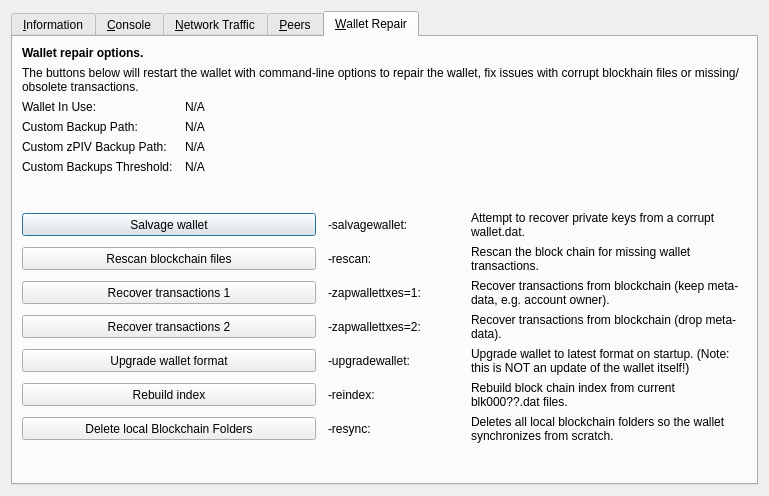
This is src/qt/forms/rpcconsole.ui in RapidsOfficial/Rapids as Qt 5 draws it before an edit. The edited form follows.
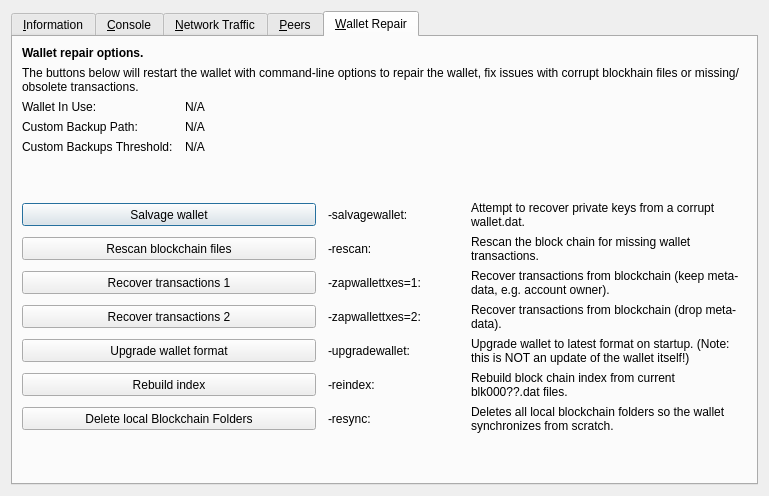
This is the edited form. The open tabs and pages were chosen to show the change. Icons and pictures are not drawn. Custom widgets are drawn as their Qt base class.

```diff
--- a/src/qt/forms/rpcconsole.ui
+++ b/src/qt/forms/rpcconsole.ui
@@ -1328,35 +1328,6 @@
         </widget>
        </item>
        <item row="4" column="0">
-        <widget class="QLabel" name="wallet_customzpivbackuppath_label">
-         <property name="visible">
-          <bool>false</bool>
-         </property>
-         <property name="text">
-          <string>Custom zPIV Backup Path:</string>
-         </property>
-        </widget>
-       </item>
-       <item row="4" column="1" colspan="3">
-        <widget class="QLabel" name="wallet_customzpivbackuppath">
-         <property name="cursor">
-          <cursorShape>IBeamCursor</cursorShape>
-         </property>
-         <property name="visible">
-          <bool>false</bool>
-         </property>
-         <property name="text">
-          <string>N/A</string>
-         </property>
-         <property name="textFormat">
-          <enum>Qt::PlainText</enum>
-         </property>
-         <property name="textInteractionFlags">
-          <set>Qt::LinksAccessibleByMouse|Qt::TextSelectableByKeyboard|Qt::TextSelectableByMouse</set>
-         </property>
-        </widget>
-       </item>
-       <item row="5" column="0">
         <widget class="QLabel" name="wallet_custombackupthreshold_label">
          <property name="visible">
           <bool>false</bool>
@@ -1366,7 +1337,7 @@
          </property>
         </widget>
        </item>
-       <item row="5" column="1" colspan="3">
+       <item row="4" column="1" colspan="3">
         <widget class="QLabel" name="wallet_custombackupthreshold">
          <property name="cursor">
           <cursorShape>IBeamCursor</cursorShape>
@@ -1385,7 +1356,7 @@
          </property>
         </widget>
        </item>
-       <item row="6" column="0">
+       <item row="5" column="0">
         <spacer name="verticalSpacer_repair1">
          <property name="orientation">
           <enum>Qt::Vertical</enum>
@@ -1398,7 +1369,7 @@
          </property>
         </spacer>
        </item>
-       <item row="7" column="0" colspan="2">
+       <item row="6" column="0" colspan="2">
         <widget class="QPushButton" name="btn_salvagewallet">
          <property name="minimumSize">
           <size>
@@ -1411,14 +1382,14 @@
          </property>
         </widget>
        </item>
-       <item row="7" column="2">
+       <item row="6" column="2">
         <widget class="QLabel" name="label_repair_salvage_command">
          <property name="text">
           <string notr="true">-salvagewallet:</string>
          </property>
         </widget>
        </item>
-       <item row="7" column="3">
+       <item row="6" column="3">
         <widget class="QLabel" name="label_repair_salvage">
          <property name="text">
           <string>Attempt to recover private keys from a corrupt wallet.dat.</string>
@@ -1428,7 +1399,7 @@
          </property>
         </widget>
        </item>
-       <item row="8" column="0" colspan="2">
+       <item row="7" column="0" colspan="2">
         <widget class="QPushButton" name="btn_rescan">
          <property name="minimumSize">
           <size>
@@ -1441,14 +1412,14 @@
          </property>
         </widget>
        </item>
-       <item row="8" column="2">
+       <item row="7" column="2">
         <widget class="QLabel" name="label_repair_rescan_command">
          <property name="text">
           <string notr="true">-rescan:</string>
          </property>
         </widget>
        </item>
-       <item row="8" column="3">
+       <item row="7" column="3">
         <widget class="QLabel" name="label_repair_rescan">
          <property name="text">
           <string>Rescan the block chain for missing wallet transactions.</string>
@@ -1458,7 +1429,7 @@
          </property>
         </widget>
        </item>
-       <item row="9" column="0" colspan="2">
+       <item row="8" column="0" colspan="2">
         <widget class="QPushButton" name="btn_zapwallettxes1">
          <property name="minimumSize">
           <size>
@@ -1471,14 +1442,14 @@
          </property>
         </widget>
        </item>
-       <item row="9" column="2">
+       <item row="8" column="2">
         <widget class="QLabel" name="label_repair_zap1_command">
          <property name="text">
           <string notr="true">-zapwallettxes=1:</string>
          </property>
         </widget>
        </item>
-       <item row="9" column="3">
+       <item row="8" column="3">
         <widget class="QLabel" name="label_repair_zap1">
          <property name="text">
           <string>Recover transactions from blockchain (keep meta-data, e.g. account owner).</string>
@@ -1488,7 +1459,7 @@
          </property>
         </widget>
        </item>
-       <item row="10" column="0" colspan="2">
+       <item row="9" column="0" colspan="2">
         <widget class="QPushButton" name="btn_zapwallettxes2">
          <property name="minimumSize">
           <size>
@@ -1501,14 +1472,14 @@
          </property>
         </widget>
        </item>
-       <item row="10" column="2">
+       <item row="9" column="2">
         <widget class="QLabel" name="label_repair_zap2_command">
          <property name="text">
           <string notr="true">-zapwallettxes=2:</string>
          </property>
         </widget>
        </item>
-       <item row="10" column="3">
+       <item row="9" column="3">
         <widget class="QLabel" name="label_repair_zap2">
          <property name="text">
           <string>Recover transactions from blockchain (drop meta-data).</string>
@@ -1518,7 +1489,7 @@
          </property>
         </widget>
        </item>
-       <item row="11" column="0" colspan="2">
+       <item row="10" column="0" colspan="2">
         <widget class="QPushButton" name="btn_upgradewallet">
          <property name="minimumSize">
           <size>
@@ -1531,14 +1502,14 @@
          </property>
         </widget>
        </item>
-       <item row="11" column="2">
+       <item row="10" column="2">
         <widget class="QLabel" name="label_repair_upgrade_command">
          <property name="text">
           <string notr="true">-upgradewallet:</string>
          </property>
         </widget>
        </item>
-       <item row="11" column="3">
+       <item row="10" column="3">
         <widget class="QLabel" name="label_repair_upgrade">
          <property name="text">
           <string>Upgrade wallet to latest format on startup. (Note: this is NOT an update of the wallet itself!)</string>
@@ -1548,7 +1519,7 @@
          </property>
         </widget>
        </item>
-       <item row="12" column="0" colspan="2">
+       <item row="11" column="0" colspan="2">
         <widget class="QPushButton" name="btn_reindex">
          <property name="minimumSize">
           <size>
@@ -1561,14 +1532,14 @@
          </property>
         </widget>
        </item>
-       <item row="12" column="2">
+       <item row="11" column="2">
         <widget class="QLabel" name="label_repair_reindex_command">
          <property name="text">
           <string notr="true">-reindex:</string>
          </property>
         </widget>
        </item>
-       <item row="12" column="3">
+       <item row="11" column="3">
         <widget class="QLabel" name="label_repair_reindex">
          <property name="text">
           <string>Rebuild block chain index from current blk000??.dat files.</string>
@@ -1578,7 +1549,7 @@
          </property>
         </widget>
        </item>
-       <item row="13" column="0" colspan="2">
+       <item row="12" column="0" colspan="2">
         <widget class="QPushButton" name="btn_resync">
          <property name="minimumSize">
           <size>
@@ -1591,14 +1562,14 @@
          </property>
         </widget>
        </item>
-       <item row="13" column="2">
+       <item row="12" column="2">
         <widget class="QLabel" name="label_repair_resync_command">
          <property name="text">
           <string>-resync:</string>
          </property>
         </widget>
        </item>
-       <item row="13" column="3">
+       <item row="12" column="3">
         <widget class="QLabel" name="label_repair_resync">
          <property name="text">
           <string>Deletes all local blockchain folders so the wallet synchronizes from scratch.</string>
@@ -1608,7 +1579,7 @@
          </property>
         </widget>
        </item>
-       <item row="14" column="0">
+       <item row="13" column="0">
         <spacer name="verticalSpacer_repair2">
          <property name="orientation">
           <enum>Qt::Vertical</enum>
```
Left out of the diff: 8 changed lines with no effect on the pictures.
